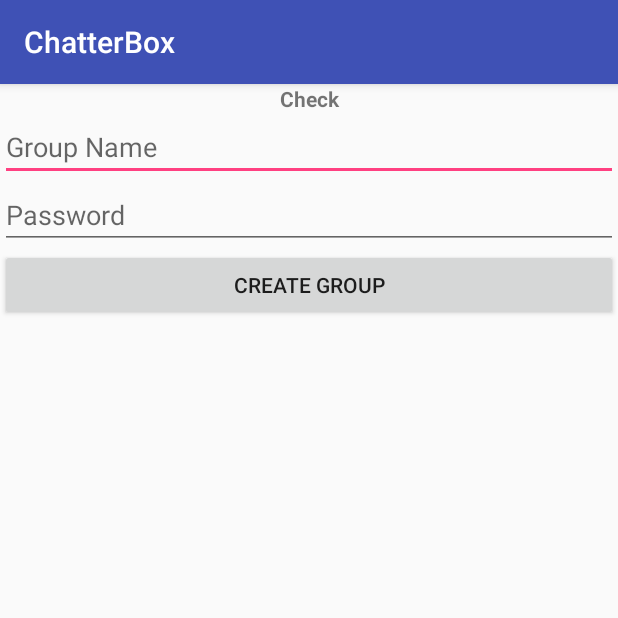
After one commit to Y0haa/ChatterBox, an Android app: the CreateGroupActivity screen opened directly, with no data from a screen before it, on a phone screen of 412 x 824 dp, the top half of it. The commit adds this screen. Run offline under Robolectric (Android 15) with nearby library versions, the phone set to English and light mode, and no system bars; our stand-ins replace ButterKnife, Dagger/Hilt's generated code.

Commit message:
createGroupActivityAdded

```diff
--- a/app/build.gradle
+++ b/app/build.gradle
@@ -42,4 +42,5 @@ dependencies {
 
 
 
+
 apply plugin: 'com.google.gms.google-services'
--- /dev/null
+++ b/app/src/main/java/com/example/admin/chatterbox/injection/creategroupactivity/CreateGroupActivityModule.java
@@ -0,0 +1,23 @@
+package com.example.admin.chatterbox.injection.creategroupactivity;
+
+import com.example.admin.chatterbox.view.creategroup.CreateGroupActivityPresenter;
+
+import dagger.Module;
+import dagger.Provides;
+
+/**
+ * Created by Admin on 10/12/2017.
+ */
+
+
+@Module
+public class CreateGroupActivityModule {
+
+    @Provides
+    CreateGroupActivityPresenter getCreateGroupActivityPresenter(){
+        return new CreateGroupActivityPresenter();
+    }
+
+
+
+}
--- /dev/null
+++ b/app/src/main/java/com/example/admin/chatterbox/view/creategroup/CreateGroupActivity.java
@@ -0,0 +1,64 @@
+package com.example.admin.chatterbox.view.creategroup;
+
+import android.os.Bundle;
+import android.support.v7.app.AppCompatActivity;
+import android.util.Log;
+import android.view.View;
+import android.widget.Button;
+import android.widget.EditText;
+import android.widget.TextView;
+import android.widget.Toast;
+
+import com.example.admin.chatterbox.R;
+import com.example.admin.chatterbox.injection.creategroupactivity.DaggerCreateGroupActivityComponent;
+
+import javax.inject.Inject;
+
+import butterknife.BindView;
+import butterknife.ButterKnife;
+
+public class CreateGroupActivity extends AppCompatActivity implements CreateGroupActivityContract.View {
+
+    private static final String TAG = "CreateGroupActivity";
+    @Inject
+    CreateGroupActivityPresenter presenter;
+    @BindView(R.id.tvOutputString)
+    TextView tvOutputString;
+    @BindView(R.id.etInputGroupName)
+    EditText etInputGroupName;
+    @BindView(R.id.etInputGroupPassword)
+    EditText etInputGroupPassword;
+    @BindView(R.id.btnCreateGroup)
+    Button btnCreateGroup;
+
+    @Override
+    protected void onCreate(Bundle savedInstanceState) {
+        super.onCreate(savedInstanceState);
+        setContentView(R.layout.activity_create_group);
+
+        ButterKnife.bind(this);
+        setupDaggerComponent();
+        presenter.attacheView(this);
+    }
+
+    private void setupDaggerComponent() {
+        DaggerCreateGroupActivityComponent.create().inject(this);
+    }
+
+    @Override
+    public void showError(String s) {
+        Log.d(TAG, "showError: " + s);
+    }
+
+    public void createGroupClicks(View view) {
+        Toast.makeText(this, "Clicking", Toast.LENGTH_SHORT).show();
+        presenter.validateGroupNameAndPassword(etInputGroupName.getText().toString(), etInputGroupPassword.getText().toString());
+
+
+    }
+
+    @Override
+    public void updateView(String str) {
+        tvOutputString.setText(str);
+    }
+}
--- /dev/null
+++ b/app/src/main/java/com/example/admin/chatterbox/view/creategroup/CreateGroupActivityContract.java
@@ -0,0 +1,22 @@
+package com.example.admin.chatterbox.view.creategroup;
+
+import com.example.admin.chatterbox.BasePresenter;
+import com.example.admin.chatterbox.BaseView;
+
+
+/**
+ * Created by Admin on 10/11/2017.
+ */
+
+public interface CreateGroupActivityContract {
+
+    interface View extends BaseView {
+        void updateView(String groupNameAndPassword);
+
+
+    }
+    interface Presenter extends BasePresenter<CreateGroupActivityContract.View> {
+        void validateGroupNameAndPassword(String groupName, String groupPassword);
+
+    }
+}
--- /dev/null
+++ b/app/src/main/java/com/example/admin/chatterbox/view/creategroup/CreateGroupActivityPresenter.java
@@ -0,0 +1,29 @@
+package com.example.admin.chatterbox.view.creategroup;
+
+
+
+/**
+ * Created by Admin on 10/11/2017.
+ */
+
+public class CreateGroupActivityPresenter implements CreateGroupActivityContract.Presenter{
+
+    CreateGroupActivityContract.View view;
+
+    @Override
+    public void attacheView(CreateGroupActivityContract.View view) {
+        this.view = view;
+    }
+
+    @Override
+    public void detachView() {
+        this.view = null;
+    }
+
+    @Override
+    public void validateGroupNameAndPassword(String groupName, String groupPassword) {
+
+        String outputString =groupName + " " + groupPassword;
+        view.updateView(outputString);
+    }
+}
--- /dev/null
+++ b/app/src/main/res/layout/activity_create_group.xml
@@ -0,0 +1,40 @@
+<?xml version="1.0" encoding="utf-8"?>
+<LinearLayout xmlns:android="http://schemas.android.com/apk/res/android"
+    xmlns:app="http://schemas.android.com/apk/res-auto"
+    xmlns:tools="http://schemas.android.com/tools"
+    android:layout_width="match_parent"
+    android:layout_height="match_parent"
+    android:orientation="vertical"
+    tools:context="com.example.admin.chatterbox.view.creategroup.CreateGroupActivity">
+
+
+    <TextView
+        android:id="@+id/tvOutputString"
+        android:layout_width="match_parent"
+        android:layout_height="wrap_content"
+        android:gravity="center"
+        android:text="Check"
+
+        android:textStyle="bold" />
+
+    <EditText
+        android:id="@+id/etInputGroupName"
+        android:layout_width="match_parent"
+        android:layout_height="wrap_content"
+        android:hint="Group Name" />
+
+    <EditText
+        android:id="@+id/etInputGroupPassword"
+        android:layout_width="match_parent"
+        android:layout_height="wrap_content"
+        android:hint="Password"
+        android:inputType="textPassword" />
+    <Button
+        android:text="Create Group"
+        android:id="@+id/btnCreateGroup"
+        android:onClick="createGroupClicks"
+        android:layout_width="match_parent"
+        android:layout_height="wrap_content" />
+
+
+</LinearLayout>
```
Also changed, not shown: app/src/main/AndroidManifest.xml (+8 -8 lines), app/src/main/java/com/example/admin/chatterbox/injection/creategroupactivity/CreateGroupActivityComponent.java (added, +18 -0 lines), app/src/main/java/com/example/admin/chatterbox/view/creategroup/CreateGroup.java (deleted, +0 -8 lines), app/src/main/java/com/example/admin/chatterbox/view/mainactivity/MainActivity.java (+3 -4 lines).
